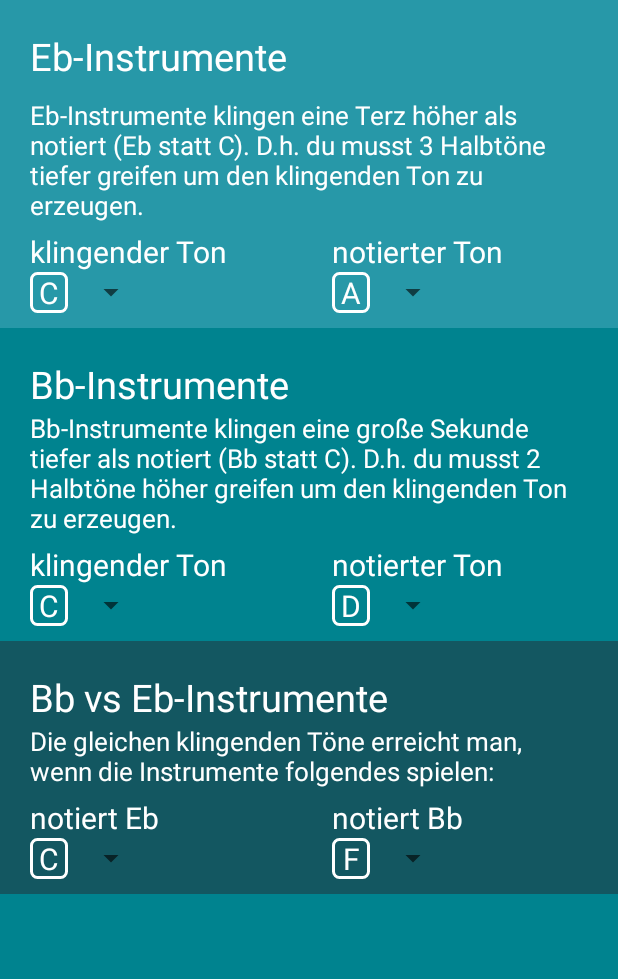
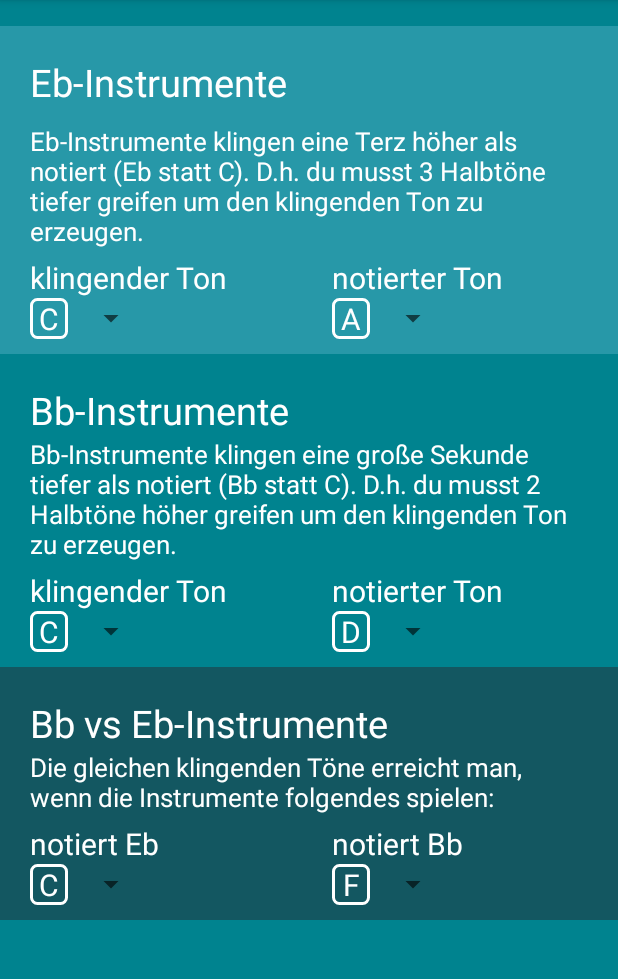
Before and after one commit to deftone/MusicApp, an Android app: the fragment ScaleFragment placed in its activity, in the side drawer, after a tap on "Transponieren", on a phone screen of 412 x 824 dp, the part 84-1063 px from its top. Run offline under Robolectric (Android 15) with nearby library versions, the light colour scheme and no system bars; our stand-ins replace ButterKnife; 5 statements that could not run were skipped.

Commit message:
layout verbesserungen

```diff
--- a/app/src/main/java/de/deftone/musicapp/fragment/CircleFragment.java
+++ b/app/src/main/java/de/deftone/musicapp/fragment/CircleFragment.java
@@ -34,7 +34,8 @@ public class CircleFragment extends Fragment {
         Fragment scaleFragment = new ScaleFragment();
         scaleFragment.setArguments(bundle);
         FragmentTransaction ft = getActivity().getSupportFragmentManager().beginTransaction();
-        ft.replace(R.id.content_frame, scaleFragment);
+        ft.add(R.id.content_frame, scaleFragment);
+        ft.addToBackStack(null);
         ft.commit();
     }
 
--- a/app/src/main/java/de/deftone/musicapp/fragment/ScaleFragment.java
+++ b/app/src/main/java/de/deftone/musicapp/fragment/ScaleFragment.java
@@ -3,8 +3,13 @@ package de.deftone.musicapp.fragment;
 import android.content.Intent;
 import android.os.Bundle;
 import android.support.v4.app.Fragment;
+import android.support.v4.widget.DrawerLayout;
+import android.support.v7.app.ActionBar;
+import android.support.v7.app.ActionBarDrawerToggle;
+import android.support.v7.app.AppCompatActivity;
 import android.support.v7.widget.GridLayoutManager;
 import android.support.v7.widget.RecyclerView;
+import android.support.v7.widget.Toolbar;
 import android.view.LayoutInflater;
 import android.view.View;
 import android.view.ViewGroup;
@@ -56,6 +61,8 @@ public class ScaleFragment extends Fragment {
 
         ButterKnife.bind(this, view);
 
+        showBackArrow();
+
         key = (KeyData) getArguments().getSerializable(INTENT_SCALE_EXTRA);
         scaleName.setText(key.getKeyData().getKeyName());
         scaleNamePenta.setText(key.getKeyData().getKeyName() + " Pentatonik");
@@ -82,6 +89,32 @@ public class ScaleFragment extends Fragment {
         return view;
     }
 
+    private void showBackArrow() {
+        //show up arrow
+        ActionBar actionBar = ((AppCompatActivity) getActivity()).getSupportActionBar();
+        DrawerLayout drawer = getActivity().findViewById(R.id.drawer_layout);
+        Toolbar toolbar = getActivity().findViewById(R.id.toolbar);
+        ActionBarDrawerToggle toggle = new ActionBarDrawerToggle(getActivity(),
+                drawer, toolbar,
+                R.string.navigation_drawer_open,
+                R.string.navigation_drawer_close);
+        //show up arrow (setting it first false and then true is "best practise"...)
+        actionBar.setDisplayHomeAsUpEnabled(false);
+        toggle.setDrawerIndicatorEnabled(false);
+        actionBar.setDisplayHomeAsUpEnabled(true);
+        //and implement up arrow functionality: set correct tab of viewpager
+        toggle.setToolbarNavigationClickListener(new View.OnClickListener() {
+            @Override
+            public void onClick(View v) {
+                //show up arrow (setting it first false and then true is "best practise"...)
+                actionBar.setDisplayHomeAsUpEnabled(false);
+                toggle.setDrawerIndicatorEnabled(true);
+                getFragmentManager().popBackStackImmediate();
+            }
+        });
+
+    }
+
     private void setSongsOnRecyclerView(final List<Song> songList) {
         // specify an adapter
         SongAdapter adapter = new SongAdapter(songList);
--- a/app/src/main/res/layout/fragment_transpose.xml
+++ b/app/src/main/res/layout/fragment_transpose.xml
@@ -10,8 +10,16 @@
     <LinearLayout
         android:layout_width="match_parent"
         android:layout_height="wrap_content"
+        android:gravity="center"
         android:orientation="vertical"
         android:paddingTop="?attr/actionBarSize">
+
+        <LinearLayout
+            android:layout_width="match_parent"
+            android:layout_height="wrap_content"
+            android:layout_gravity="center"
+            android:layout_marginTop="17dp"
+            android:orientation="vertical">
 
             <!--********  Eb ***************-->
             <LinearLayout
@@ -250,3 +258,4 @@
             </LinearLayout>
         </LinearLayout>
     </LinearLayout>
+</LinearLayout>
--- a/app/src/main/res/layout/nav_header_main.xml
+++ b/app/src/main/res/layout/nav_header_main.xml
@@ -18,7 +18,7 @@
         android:layout_height="wrap_content"
         android:contentDescription="@string/nav_header_desc"
         android:paddingTop="@dimen/nav_header_vertical_spacing"
-        app:srcCompat="@mipmap/ic_launcher_round" />
+        app:srcCompat="@drawable/key_small" />
 
     <TextView
         android:layout_width="match_parent"
```
Also changed, not shown: app/src/main/res/drawable/side_nav_bar.xml (+5 -3 lines), app/src/main/res/layout/fragment_scale.xml (+10 -2 lines). Lines whose indentation alone changed are shown as unchanged.
